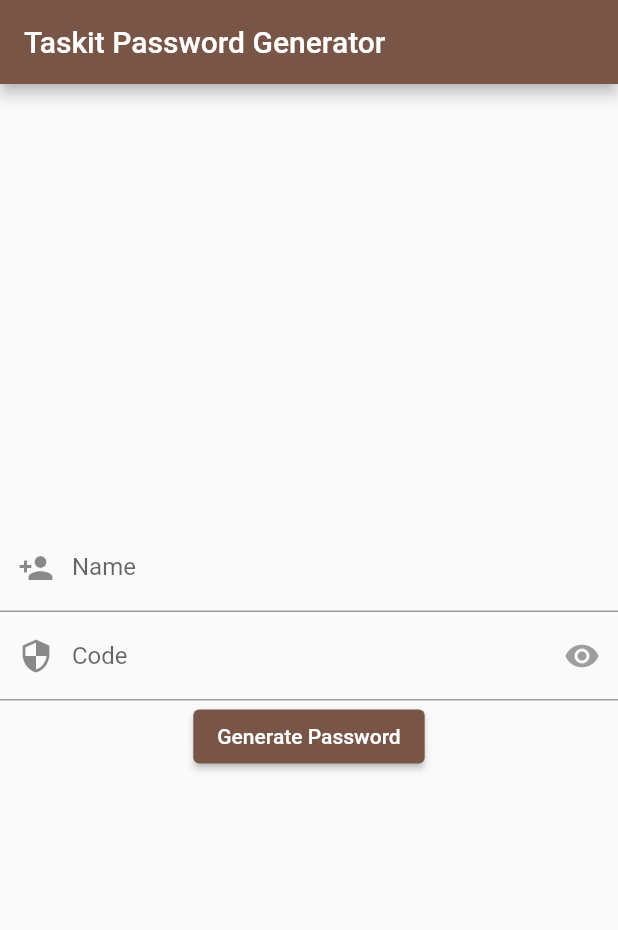
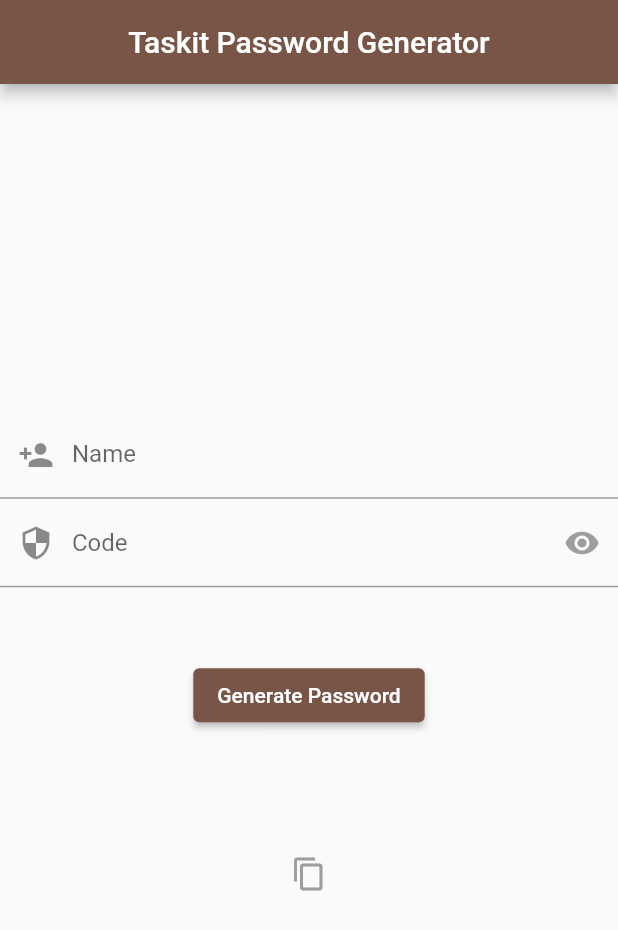
Before and after one commit to oliverhubert/passwordgenerator, a Flutter app: the screen it shows after launch, on a phone screen of 412 x 824 dp. Shown: the top 930 px of the screen. Run offline on Flutter 3.47's test engine with Material 2 defaults, Android fonts, the phone set to English and light mode, and no system bars; missing offline and left inert: clipboard, dart:ffi.

Commit message:
add copy password to clipboard

```diff
--- a/lib/main.dart
+++ b/lib/main.dart
@@ -1,6 +1,7 @@
 import 'package:flutter/material.dart';
 import 'makepwd.dart';
 import 'prng.dart';
+import 'package:clipboard/clipboard.dart';
 
 void main() {
 //  myStartRand(0xFFFFFFFFA2FBE3B0);
@@ -16,6 +17,19 @@ class MyApp extends StatelessWidget {
         primarySwatch: Colors.brown,
       ),
       home: MyHomePage(title: 'Taskit Password Generator'),
+    );
+  }
+}
+
+class StartPage extends StatelessWidget {
+  @override
+  Widget build(BuildContext context) {
+    return MaterialApp(
+      title: 'Password Generator',
+      theme: ThemeData(
+        primarySwatch: Colors.brown,
+      ),
+      home: MyHomePage(title: 'taskit makepwd'),
     );
   }
 }
@@ -41,6 +55,7 @@ class MyHomePageState extends State<MyHomePage> {
   Widget build(BuildContext context) {
     return Scaffold(
       appBar: AppBar(
+        centerTitle: true,
         title: Text(widget.title),
       ),
       body: Center(
@@ -63,7 +78,7 @@ class MyHomePageState extends State<MyHomePage> {
                   suffixIcon: IconButton(
                     icon: Icon(
                       Icons.remove_red_eye,
-                      color: this._showCode ? Colors.blue : Colors.grey,
+                      color: this._showCode ? Colors.red : Colors.grey,
                     ),
                     onPressed: () {
                       setState(() => this._showCode = !this._showCode);
@@ -71,6 +86,9 @@ class MyHomePageState extends State<MyHomePage> {
                   ),
                 ),
               ),
+              Text(''),
+              Text(''),
+              Text(''),
               ElevatedButton(
                   onPressed: () {
                     setState(() {
@@ -82,7 +100,31 @@ class MyHomePageState extends State<MyHomePage> {
                     });
                   },
                   child: const Text('Generate Password')),
-              Text(_password),
+              Text(''),
+              Text(''),
+              Text(''),
+              Text(
+                _password,
+                textAlign: TextAlign.center,
+                overflow: TextOverflow.ellipsis,
+                style:
+                    const TextStyle(fontSize: 20, fontWeight: FontWeight.bold),
+              ),
+              IconButton(
+                icon: Icon(
+                  Icons.copy,
+                  color: Colors
+                      .grey, //          color: this._showCode ? Colors.blue : Colors.grey,
+                ),
+                onPressed: () {
+                  if (_password != "") {
+                    FlutterClipboard.copy(_password)
+                        .then((value) => print('copied'));
+                  } else {
+                    print('nothing to copy');
+                  }
+                },
+              ),
             ]),
       ),
     );
--- a/pubspec.yaml
+++ b/pubspec.yaml
@@ -30,6 +30,7 @@ dependencies:
   cupertino_icons: ^1.0.2
   strings: ^0.2.2
   quiver: ^3.0.1
+  clipboard: ^0.1.3
 
 
 dev_dependencies:
@@ -51,6 +52,7 @@ flutter:
   # assets:
   #   - images/a_dot_burr.jpeg
   #   - images/a_dot_ham.jpeg
+
 
   # An image asset can refer to one or more resolution-specific "variants", see
   # https://flutter.dev/assets-and-images/#resolution-aware.
```
Also changed, not shown: pubspec.lock.
